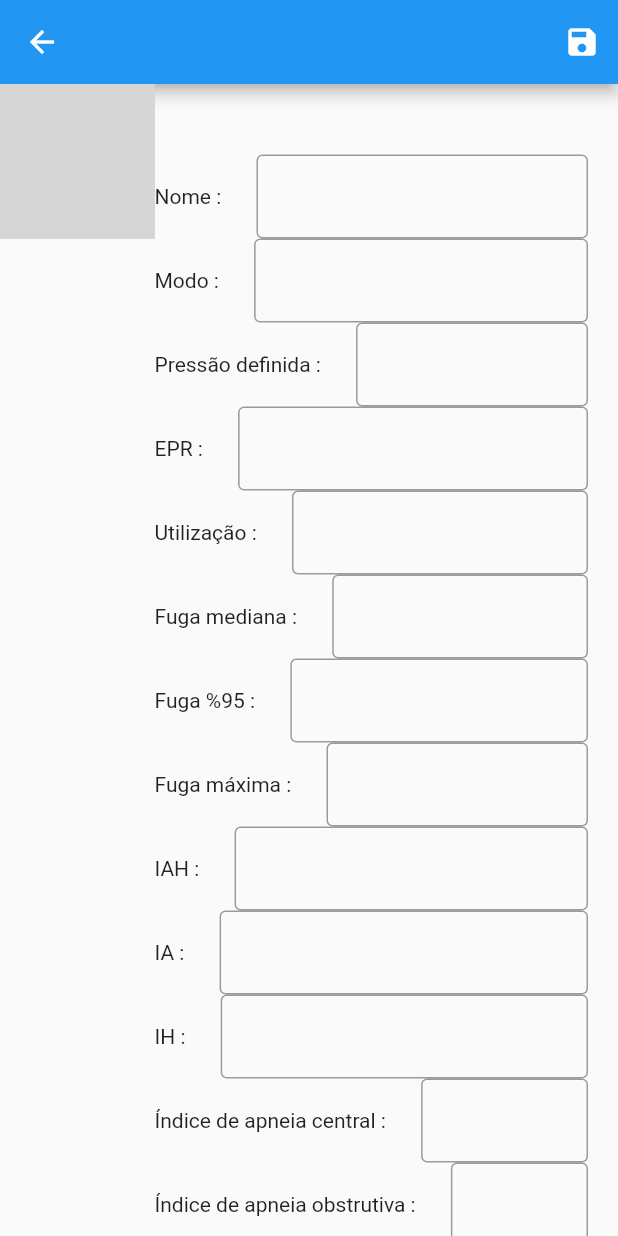
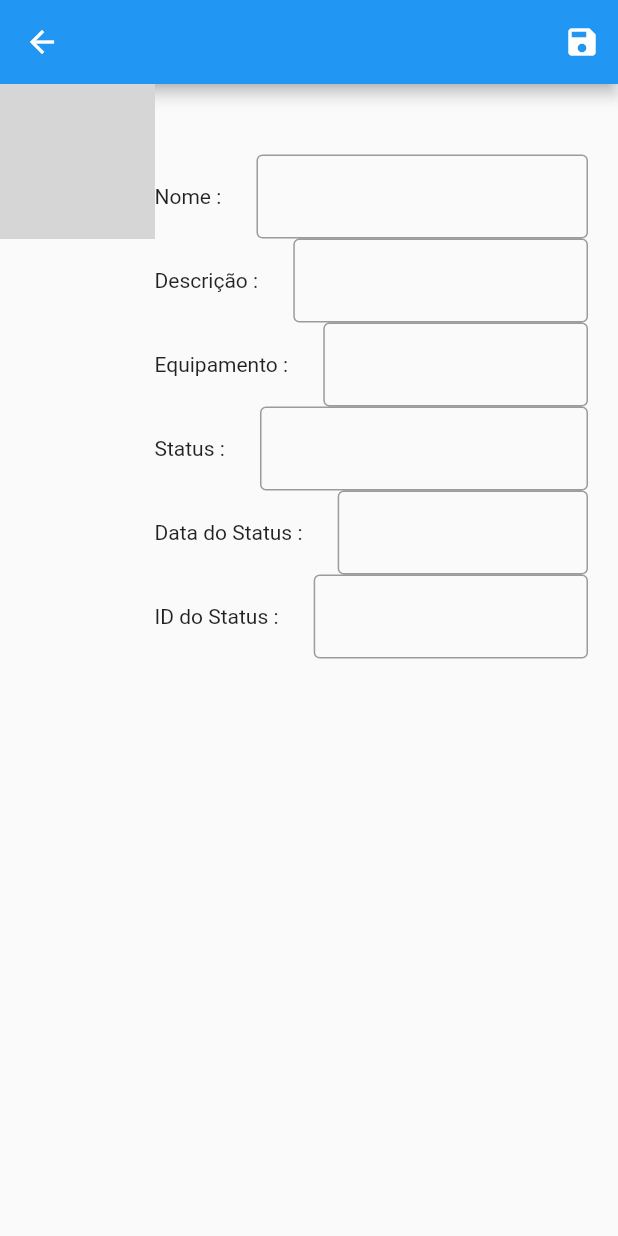
Before and after one commit to adrianocefet/sono, a Flutter app: the ScreenEquipamento screen opened directly with empty values, after a tap on the "edit" icon, on a phone screen of 412 x 824 dp. Run offline on Flutter 3.47's test engine with Material 2 defaults, Android fonts, the phone set to English and light mode, and no system bars; our stand-ins replace cloud_firestore, firebase_core, firebase_storage, flutter_signin_button, image_picker; missing offline and left inert: chat, saudavel_life_v2, splash_screen_view; accounts and stored records are empty; network calls fail; grey boxes are pictures that could not be loaded.

Commit message:
equipamento

```diff
--- a/lib/pages/screen_equipamentos.dart
+++ b/lib/pages/screen_equipamentos.dart
@@ -134,58 +134,20 @@ class _ScreenEquipamentoState extends State<ScreenEquipamento> {
                                                 ? Container()
                                                 : questao('Nome'),
                                             model.editar
-                                                ? questao1('Modo')
-                                                : questao('Modo'),
+                                                ? questao1('Descrição')
+                                                : questao('Descrição'),
                                             model.editar
-                                                ? questao1('Pressão definida')
-                                                : questao('Pressão definida'),
+                                                ? questao1('Equipamento')
+                                                : questao('Equipamento'),
                                             model.editar
-                                                ? questao1('EPR')
-                                                : questao('EPR'),
+                                                ? questao1('Status')
+                                                : questao('Status'),
                                             model.editar
-                                                ? questao1('Utilização')
-                                                : questao('Utilização'),
+                                                ? questao1('Data do Status')
+                                                : questao('Data do Status'),
                                             model.editar
-                                                ? questao1('Fuga mediana')
-                                                : questao('Fuga mediana'),
-                                            model.editar
-                                                ? questao1('Fuga %95')
-                                                : questao('Fuga %95'),
-                                            model.editar
-                                                ? questao1('Fuga máxima')
-                                                : questao('Fuga máxima'),
-                                            model.editar
-                                                ? questao1('IAH')
-                                                : questao('IAH'),
-                                            model.editar
-                                                ? questao1('IA')
-                                                : questao('IA'),
-                                            model.editar
-                                                ? questao1('IH')
-                                                : questao('IH'),
-                                            model.editar
-                                                ? questao1(
-                                                'Índice de apneia central')
-                                                : questao(
-                                                'Índice de apneia central'),
-                                            model.editar
-                                                ? questao1(
-                                                'Índice de apneia obstrutiva')
-                                                : questao(
-                                                'Índice de apneia obstrutiva'),
-                                            model.editar
-                                                ? questao1(
-                                                'Índice de apneia desconhecida')
-                                                : questao(
-                                                'Índice de apneia desconhecida'),
-                                            model.editar
-                                                ? questao1('RERA')
-                                                : questao('RERA'),
-                                            model.editar
-                                                ? questao1(
-                                                'Respiração de Cheyne-Stockes')
-                                                : questao(
-                                                'Respiração de Cheyne-Stockes'),
+                                                ? questao1('ID do Status')
+                                                : questao('ID do Status'),
                                           ],
                                         ),
                                       ),
```
